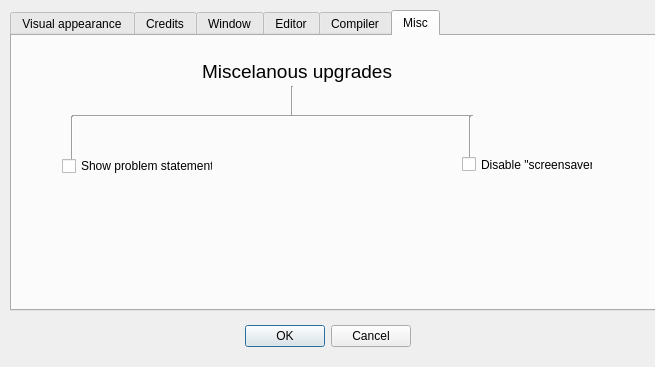
This is shopdialog.ui in ppershing/ksp-editor as Qt 5 draws it before an edit. The edited form follows.
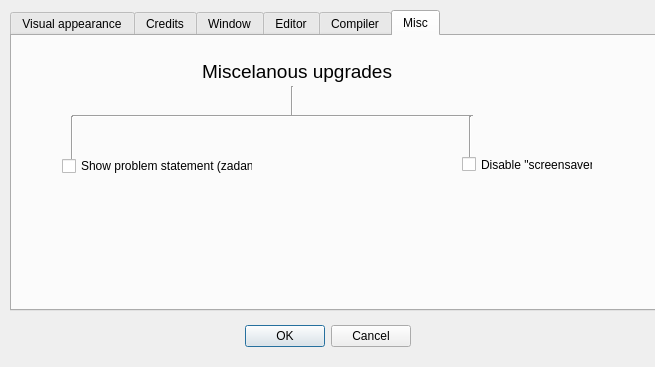
This is the edited form. The open tabs and pages were chosen to show the change.

Patch:
```diff
--- a/shopdialog.ui
+++ b/shopdialog.ui
@@ -1245,12 +1245,12 @@
       <rect>
        <x>50</x>
        <y>120</y>
-       <width>151</width>
+       <width>191</width>
        <height>20</height>
       </rect>
      </property>
      <property name="text">
-      <string>Show problem statement</string>
+      <string>Show problem statement (zadania)</string>
      </property>
     </widget>
     <widget class="Line" name="line_27">
```
